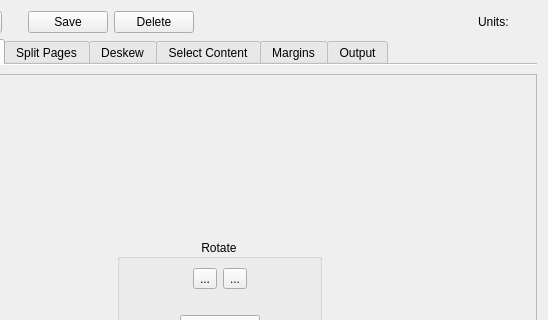
This is src/scantailor/app/ui/dialogs/DefaultParamsDialog.ui in adehad/py-scantailor as Qt 5 draws it before an edit; both pictures show x 109 to 657 and y 0 to 320 of the 657 by 555 pixel window. The edited form follows.
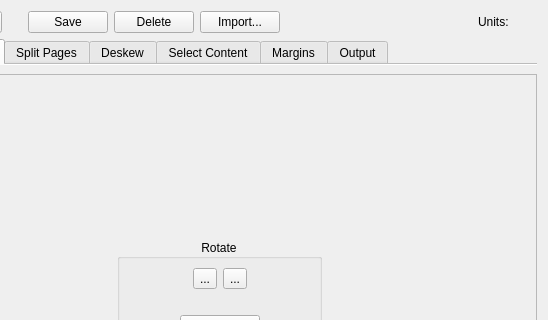
This is the edited form.

Commit message: Import ScanTailor Advanced's Default Parameters profiles

```diff
--- a/src/scantailor/app/ui/dialogs/DefaultParamsDialog.ui
+++ b/src/scantailor/app/ui/dialogs/DefaultParamsDialog.ui
@@ -62,6 +62,16 @@
        </property>
       </widget>
      </item>
+     <item>
+      <widget class="QPushButton" name="profileImportButton">
+       <property name="toolTip">
+        <string>Import a profile saved by ScanTailor Advanced (.stp or .xml).</string>
+       </property>
+       <property name="text">
+        <string>Import...</string>
+       </property>
+      </widget>
+     </item>
      <item>
       <spacer name="horizontalSpacer_2">
        <property name="orientation">
```
The commit also changes 9 other files.
